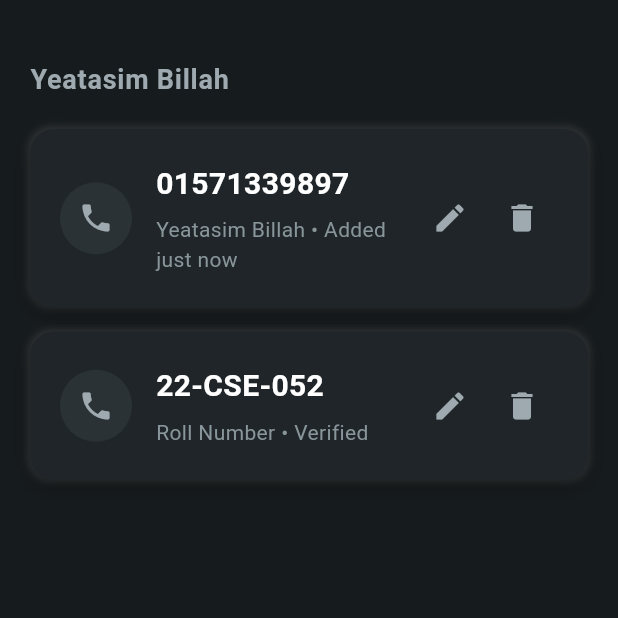
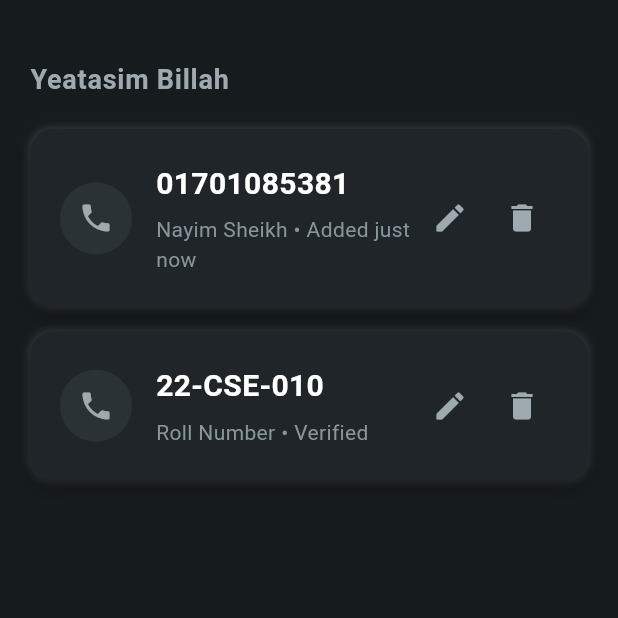
Before and after one commit to nayimsheikh010/Assignment-2, a Flutter app: the screen it shows after launch, on a phone screen of 412 x 824 dp, the top half of it. Run offline on Flutter 3.47's test engine with Material 3 defaults, Android fonts, the phone set to English and light mode, and no system bars.

Commit message:
second commit

```diff
--- a/lib/main.dart
+++ b/lib/main.dart
@@ -49,15 +49,15 @@ class SecondaryNumbersScreen extends StatelessWidget {
 
               // First Card - Updated with your number
               const PhoneNumberCard(
-                phoneNumber: '01571339897',
-                label: 'Yeatasim Billah',
+                phoneNumber: '01701085381',
+                label: 'Nayim Sheikh',
                 status: 'Added just now',
               ),
               const SizedBox(height: 16),
 
               // Second Card
               const PhoneNumberCard(
-                phoneNumber: '22-CSE-052',
+                phoneNumber: '22-CSE-010',
                 label: 'Roll Number',
                 status: 'Verified',
               ),
```
